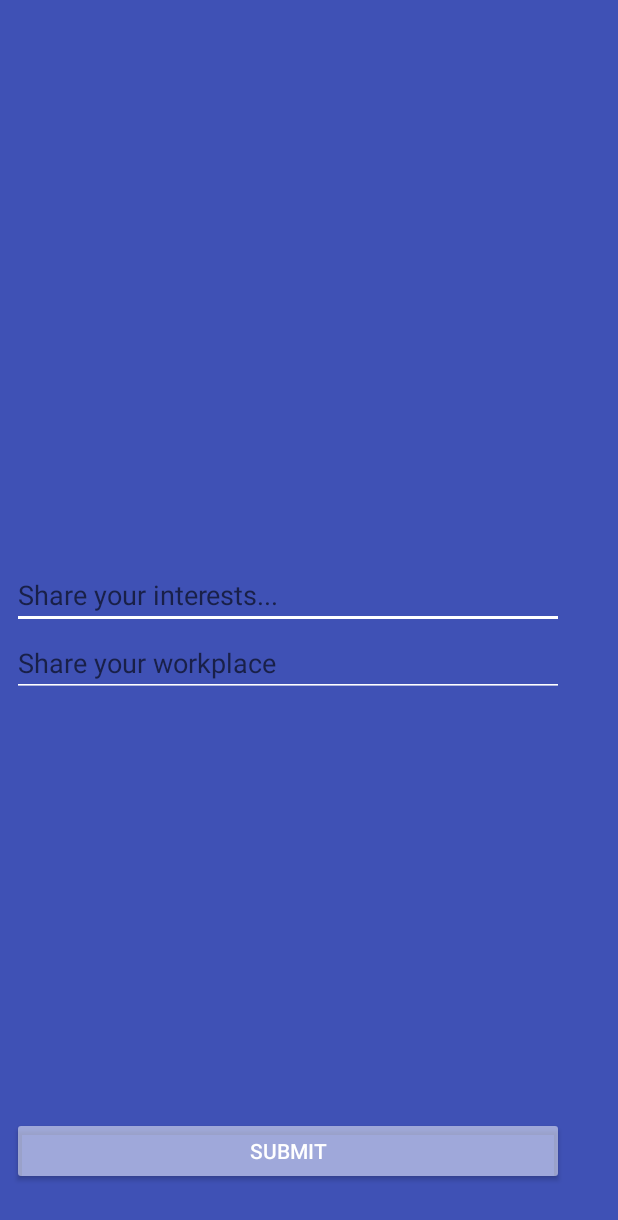
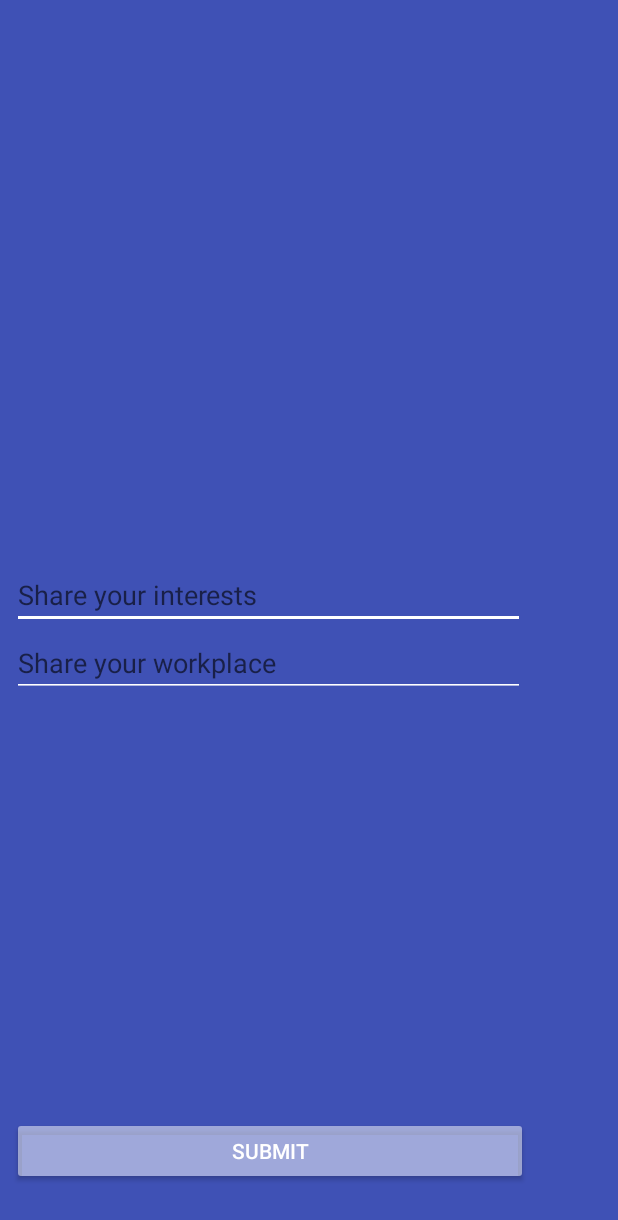
Before and after one commit to SaddyHush/builday-android, an Android app: the EditPersonalInfo screen opened directly, with no data from a screen before it, on a phone screen of 412 x 824 dp. Shown: the top 1220 px of the screen. Run offline under Robolectric (Android 15) with nearby library versions, the light colour scheme and no system bars; libraries missing offline, so code that uses them is left out: retrofit2.adapter.rxjava, rx.android.schedulers, rx.schedulers, rx.subscriptions; 1 statement that could not run was skipped.

Commit message:
improved activity_profile xml, added some changes to strings class

```diff
--- a/app/src/main/res/layout/activity_edit_personal_info.xml
+++ b/app/src/main/res/layout/activity_edit_personal_info.xml
@@ -20,42 +20,34 @@
         app:layout_constraintVertical_bias="1.0"
         android:id="@+id/linearLayout"
         android:layout_marginRight="0dp"
-        app:layout_constraintRight_toLeftOf="@+id/linearLayout"
-        app:layout_constraintTop_toBottomOf="@+id/linearLayout"
+        android:layout_marginEnd="0dp"
         app:layout_constraintHorizontal_bias="0.0">
 
         <EditText
             android:id="@+id/enterYourInterests"
-            android:layout_width="match_parent"
+            android:layout_width="342dp"
             android:layout_height="wrap_content"
-            android:layout_alignParentLeft="true"
-            android:layout_alignParentStart="true"
-            android:layout_alignParentTop="true"
             android:layout_marginTop="53dp"
             android:ems="10"
-            android:hint="Share your interests..."
+            android:hint="@string/interest_in_profile"
             android:inputType="textPersonName" />
 
         <EditText
             android:id="@+id/enterYourWorkPlace"
-            android:layout_width="match_parent"
+            android:layout_width="342dp"
             android:layout_height="wrap_content"
             android:layout_marginBottom="280dp"
             android:ems="10"
-            android:hint="Share your workplace"
+            android:hint="@string/add_workplace_to_profile"
             android:inputType="textPersonName" />
 
         <Button
             android:id="@+id/bt_infosubmitbutton"
-            android:layout_width="match_parent"
+            android:layout_width="344dp"
             android:layout_height="wrap_content"
-            android:layout_alignParentBottom="true"
-            android:layout_alignParentLeft="true"
-            android:layout_alignParentStart="true"
             android:layout_marginBottom="26dp"
-            android:elevation="0dp"
             android:onClick="submitInfo"
-            android:text="Submit" />
+            android:text="@string/submit_btn_interest_workplace" />
 
     </LinearLayout>
 
--- a/app/src/main/res/values/strings.xml
+++ b/app/src/main/res/values/strings.xml
@@ -10,4 +10,7 @@
     <string name="interest_in_map">Interest</string>
     <string name="max_num_user">Number of users can join</string>
     <string name="event_creation_hint">Creat Event</string>
+    <string name="add_workplace_to_profile">Share your workplace</string>
+    <string name="submit_btn_interest_workplace">Submit</string>
+    <string name="interest_in_profile">Share your interests</string>
 </resources>
```
